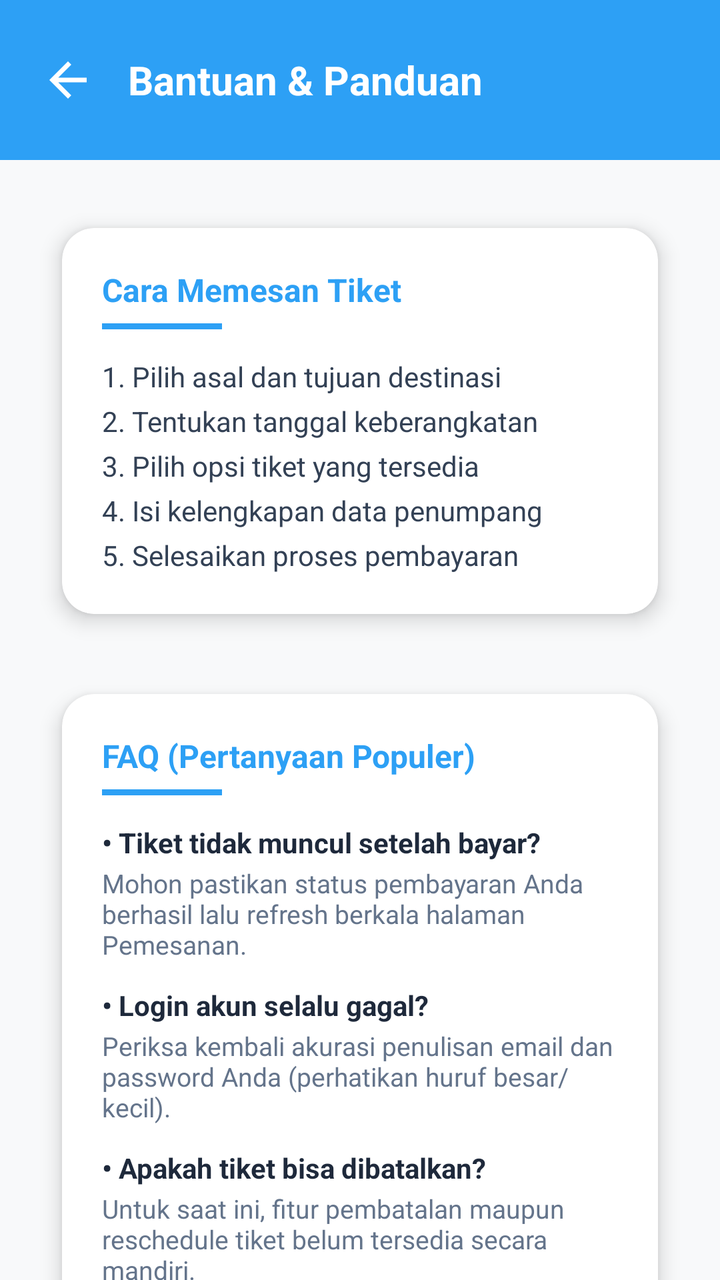
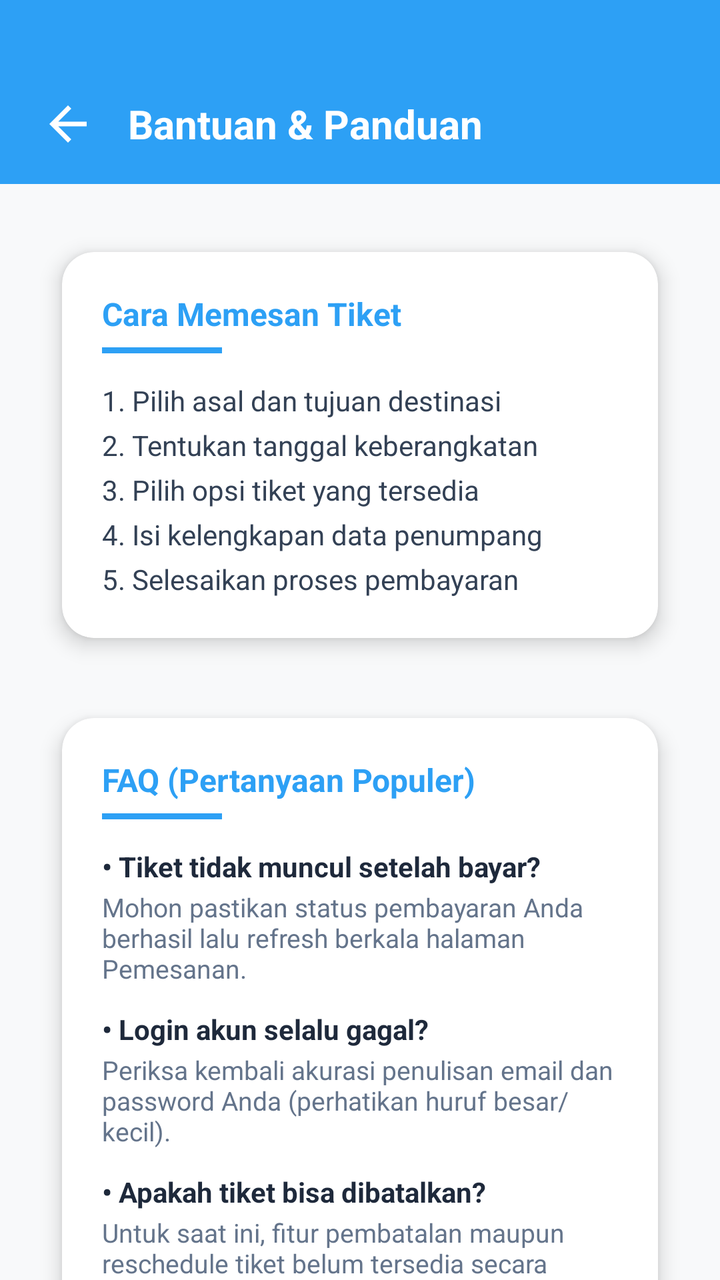

The first picture is an Android layout as it rendered before a commit; the second is the same layout after the commit. The layout source and the unified diff follow.
<!-- AndroidManifest.xml: application theme Theme.WisataGo -->
<!-- res/layout/activity_bantuan.xml -->
<?xml version="1.0" encoding="utf-8"?>
<ScrollView
    xmlns:android="http://schemas.android.com/apk/res/android"
    xmlns:app="http://schemas.android.com/apk/res-auto"
    android:layout_width="match_parent"
    android:layout_height="match_parent"
    android:background="#F8F9FA"
    android:scrollbars="none">

    <LinearLayout
        android:layout_width="match_parent"
        android:layout_height="wrap_content"
        android:orientation="vertical">

        <LinearLayout
            android:layout_width="match_parent"
            android:layout_height="80dp"
            android:background="#2DA0F5"
            android:gravity="center_vertical"
            android:orientation="horizontal"
            android:paddingHorizontal="20dp">

            <ImageView
                android:id="@+id/btnBack"
                android:layout_width="28dp"
                android:layout_height="28dp"
                android:background="?attr/selectableItemBackgroundBorderless"
                android:clickable="true"
                android:focusable="true"
                android:src="@drawable/ic_back_white" />

            <TextView
                android:layout_width="wrap_content"
                android:layout_height="wrap_content"
                android:layout_marginStart="16dp"
                android:text="Bantuan &amp; Panduan"
                android:textColor="#FFFFFF"
                android:textSize="20sp"
                android:textStyle="bold" />
        </LinearLayout>

        <LinearLayout
            android:layout_width="match_parent"
            android:layout_height="wrap_content"
            android:orientation="vertical"
            android:padding="20dp">

            <com.google.android.material.card.MaterialCardView
                android:layout_width="match_parent"
                android:layout_height="wrap_content"
                android:layout_marginBottom="12dp"
                app:cardBackgroundColor="#FFFFFF"
                app:cardCornerRadius="16dp"
                app:cardElevation="6dp"
                app:cardUseCompatPadding="true"
                app:strokeWidth="0dp">

                <LinearLayout
                    android:layout_width="match_parent"
                    android:layout_height="wrap_content"
                    android:orientation="vertical"
                    android:padding="20dp">

                    <TextView
                        android:layout_width="wrap_content"
                        android:layout_height="wrap_content"
                        android:text="Cara Memesan Tiket"
                        android:textColor="#2DA0F5"
                        android:textSize="16sp"
                        android:textStyle="bold" />

                    <View
                        android:layout_width="60dp"
                        android:layout_height="3dp"
                        android:layout_marginTop="6dp"
                        android:layout_marginBottom="14dp"
                        android:background="#2DA0F5" />

                    <TextView
                        android:layout_width="match_parent"
                        android:layout_height="wrap_content"
                        android:lineSpacingExtra="6dp"
                        android:text="1. Pilih asal dan tujuan destinasi\n2. Tentukan tanggal keberangkatan\n3. Pilih opsi tiket yang tersedia\n4. Isi kelengkapan data penumpang\n5. Selesaikan proses pembayaran"
                        android:textColor="#334155"
                        android:textSize="14sp" />
                </LinearLayout>
            </com.google.android.material.card.MaterialCardView>

            <com.google.android.material.card.MaterialCardView
                android:layout_width="match_parent"
                android:layout_height="wrap_content"
                android:layout_marginBottom="12dp"
                app:cardBackgroundColor="#FFFFFF"
                app:cardCornerRadius="16dp"
                app:cardElevation="6dp"
                app:cardUseCompatPadding="true"
                app:strokeWidth="0dp">

                <LinearLayout
                    android:layout_width="match_parent"
                    android:layout_height="wrap_content"
                    android:orientation="vertical"
                    android:padding="20dp">

                    <TextView
                        android:layout_width="wrap_content"
                        android:layout_height="wrap_content"
                        android:text="FAQ (Pertanyaan Populer)"
                        android:textColor="#2DA0F5"
                        android:textSize="16sp"
                        android:textStyle="bold" />

                    <View
                        android:layout_width="60dp"
                        android:layout_height="3dp"
                        android:layout_marginTop="6dp"
                        android:layout_marginBottom="14dp"
                        android:background="#2DA0F5" />

                    <TextView
                        android:layout_width="wrap_content"
                        android:layout_height="wrap_content"
                        android:text="• Tiket tidak muncul setelah bayar?"
                        android:textColor="#1E293B"
                        android:textStyle="bold"
                        android:textSize="14sp"/>

                    <TextView
                        android:layout_width="match_parent"
                        android:layout_height="wrap_content"
                        android:layout_marginTop="2dp"
                        android:layout_marginBottom="12dp"
                        android:text="Mohon pastikan status pembayaran Anda berhasil lalu refresh berkala halaman Pemesanan."
                        android:textColor="#64748B"
                        android:textSize="13sp" />

                    <TextView
                        android:layout_width="wrap_content"
                        android:layout_height="wrap_content"
                        android:text="• Login akun selalu gagal?"
                        android:textColor="#1E293B"
                        android:textStyle="bold"
                        android:textSize="14sp"/>

                    <TextView
                        android:layout_width="match_parent"
                        android:layout_height="wrap_content"
                        android:layout_marginTop="2dp"
                        android:layout_marginBottom="12dp"
                        android:text="Periksa kembali akurasi penulisan email dan password Anda (perhatikan huruf besar/kecil)."
                        android:textColor="#64748B"
                        android:textSize="13sp" />

                    <TextView
                        android:layout_width="wrap_content"
                        android:layout_height="wrap_content"
                        android:text="• Apakah tiket bisa dibatalkan?"
                        android:textColor="#1E293B"
                        android:textStyle="bold"
                        android:textSize="14sp"/>

                    <TextView
                        android:layout_width="match_parent"
                        android:layout_height="wrap_content"
                        android:layout_marginTop="2dp"
                        android:text="Untuk saat ini, fitur pembatalan maupun reschedule tiket belum tersedia secara mandiri."
                        android:textColor="#64748B"
                        android:textSize="13sp" />
                </LinearLayout>
            </com.google.android.material.card.MaterialCardView>

            <com.google.android.material.card.MaterialCardView
                android:layout_width="match_parent"
                android:layout_height="wrap_content"
                android:layout_marginBottom="16dp"
                app:cardBackgroundColor="#FFFFFF"
                app:cardCornerRadius="16dp"
                app:cardElevation="6dp"
                app:cardUseCompatPadding="true"
                app:strokeWidth="0dp">

                <LinearLayout
                    android:layout_width="match_parent"
                    android:layout_height="wrap_content"
                    android:orientation="vertical"
                    android:padding="8dp">

                    <TextView
                        android:layout_width="wrap_content"
                        android:layout_height="wrap_content"
                        android:layout_marginStart="12dp"
                        android:layout_marginTop="12dp"
                        android:text="Hubungi Customer Service"
                        android:textColor="#1E293B"
                        android:textSize="15sp"
                        android:textStyle="bold" />

                    <View
                        android:layout_width="match_parent"
                        android:layout_height="1dp"
                        android:layout_marginTop="12dp"
                        android:layout_marginHorizontal="12dp"
                        android:background="#F1F5F9" />

                    <LinearLayout
                        android:id="@+id/btnCall"
                        android:layout_width="match_parent"
                        android:layout_height="56dp"
                        android:background="?attr/selectableItemBackground"
                        android:clickable="true"
                        android:focusable="true"
                        android:gravity="center_vertical"
                        android:orientation="horizontal"
                        android:paddingHorizontal="12dp">

                        <ImageView
                            android:layout_width="22dp"
                            android:layout_height="22dp"
                            android:src="@drawable/icon_telp"
                            app:tint="#2DA0F5" />

                        <TextView
                            android:layout_width="wrap_content"
                            android:layout_height="wrap_content"
                            android:layout_marginStart="14dp"
                            android:text="+62 812-3456-7890"
                            android:textColor="#334155"
                            android:textSize="14sp"
                            android:textStyle="bold" />
                    </LinearLayout>

                    <LinearLayout
                        android:id="@+id/btnEmail"
                        android:layout_width="match_parent"
                        android:layout_height="56dp"
                        android:background="?attr/selectableItemBackground"
                        android:clickable="true"
                        android:focusable="true"
                        android:gravity="center_vertical"
                        android:orientation="horizontal"
                        android:paddingHorizontal="12dp">

                        <ImageView
                            android:layout_width="22dp"
                            android:layout_height="22dp"
                            android:src="@drawable/icon_email"
                            app:tint="#2DA0F5" />

                        <TextView
                            android:layout_width="wrap_content"
                            android:layout_height="wrap_content"
                            android:layout_marginStart="14dp"
                            android:text="support@wisatago.com"
                            android:textColor="#334155"
                            android:textSize="14sp"
                            android:textStyle="bold" />
                    </LinearLayout>
                </LinearLayout>
            </com.google.android.material.card.MaterialCardView>

        </LinearLayout>
    </LinearLayout>
</ScrollView>
<!-- resources referenced by this layout -->
<resources>
  <!-- drawable ic_back_white (drawable) -->
  <vector xmlns:android="http://schemas.android.com/apk/res/android"
      android:width="24dp"
      android:height="24dp"
      android:viewportWidth="24"
      android:viewportHeight="24"
      android:tint="#FFFFFF">
      <path
          android:fillColor="@android:color/white"
          android:pathData="M20,11H7.83l5.59,-5.59L12,4l-8,8 8,8 1.41,-1.41L7.83,13H20v-2z"/>
  </vector>
  <!-- drawable icon_email: png bitmap (drawable, 516 bytes) -->
  <!-- drawable icon_telp: png bitmap (drawable, 520 bytes) -->
  <style name="Theme.WisataGo" parent="Theme.MaterialComponents.Light.NoActionBar">
      </style>
</resources>

<!-- the commit's change to res/layout/activity_bantuan.xml (unified diff, before → after) -->
@@ -12,13 +12,16 @@
         android:layout_height="wrap_content"
         android:orientation="vertical">
 
+        
         <LinearLayout
             android:layout_width="match_parent"
-            android:layout_height="80dp"
+            android:layout_height="wrap_content"
             android:background="#2DA0F5"
             android:gravity="center_vertical"
             android:orientation="horizontal"
-            android:paddingHorizontal="20dp">
+            android:paddingHorizontal="20dp"
+            android:paddingTop="48dp"
+            android:paddingBottom="16dp">
 
             <ImageView
                 android:id="@+id/btnBack"
